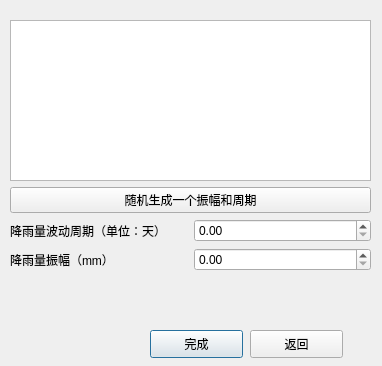
Qt form ui/Set_new_wave.ui (Yulei-3005240023/FDM_groundwater) before a commit.
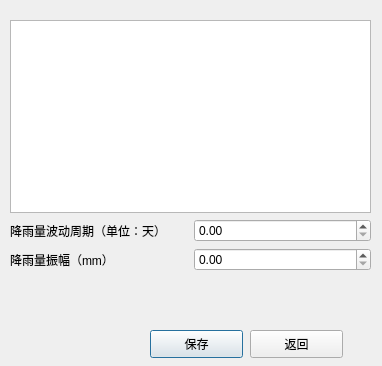
The same form after that commit.

Diff of the .ui file:
```diff
--- a/ui/Set_new_wave.ui
+++ b/ui/Set_new_wave.ui
@@ -23,7 +23,7 @@
     </rect>
    </property>
    <property name="text">
-    <string>完成</string>
+    <string>保存</string>
    </property>
   </widget>
   <widget class="QPushButton" name="back">
@@ -52,13 +52,6 @@
     <item>
      <widget class="QTextBrowser" name="textBrowser"/>
     </item>
-    <item>
-     <widget class="QPushButton" name="pushButton">
-      <property name="text">
-       <string>随机生成一个振幅和周期</string>
-      </property>
-     </widget>
-    </item>
     <item>
      <layout class="QHBoxLayout" name="horizontalLayout_2">
       <item>
```
Left out of the diff: 15 changed lines with no effect on the pictures.
